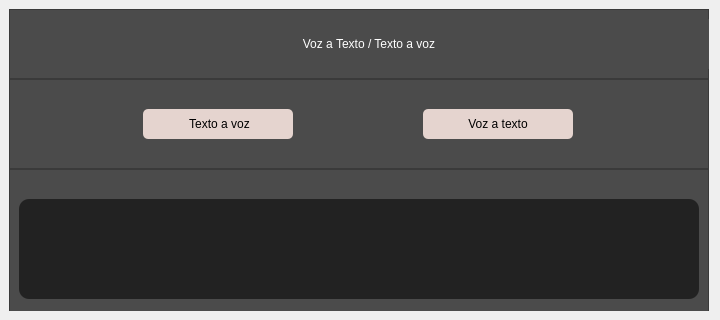
This is design.ui in PetusoTwo/Voice_To_Text as Qt 5 draws it before an edit. The edited form follows.
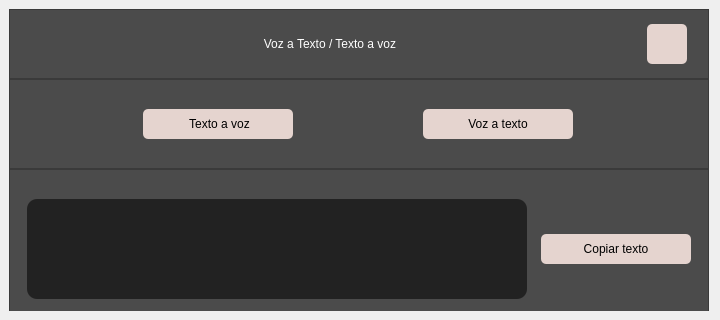
This is the edited form. Icons and pictures are not drawn.

The edit to the form file:
```diff
--- a/design.ui
+++ b/design.ui
@@ -25,7 +25,15 @@
   <property name="windowTitle">
    <string>MainWindow</string>
   </property>
+  <property name="styleSheet">
+   <string notr="true">QMainWindow{
+border-radius: 10px;
+}</string>
+  </property>
   <widget class="QWidget" name="centralwidget">
+   <property name="styleSheet">
+    <string notr="true"/>
+   </property>
    <layout class="QVBoxLayout" name="verticalLayout">
     <item>
      <widget class="QFrame" name="frame">
@@ -81,13 +89,13 @@
          <widget class="QLabel" name="label">
           <property name="minimumSize">
            <size>
-            <width>700</width>
+            <width>600</width>
             <height>50</height>
            </size>
           </property>
           <property name="maximumSize">
            <size>
-            <width>700</width>
+            <width>600</width>
             <height>50</height>
            </size>
           </property>
@@ -99,6 +107,51 @@
           </property>
          </widget>
         </item>
+        <item>
+         <widget class="QPushButton" name="close">
+          <property name="minimumSize">
+           <size>
+            <width>40</width>
+            <height>40</height>
+           </size>
+          </property>
+          <property name="maximumSize">
+           <size>
+            <width>40</width>
+            <height>40</height>
+           </size>
+          </property>
+          <property name="cursor">
+           <cursorShape>PointingHandCursor</cursorShape>
+          </property>
+          <property name="styleSheet">
+           <string notr="true">QPushButton{
+background-color: rgb(229, 212, 207);
+font: 12pt &quot;Rockwell&quot;;
+color: black;
+border-radius: 5px;
+}
+
+QPushButton:hover{
+background-color: rgb(103, 103, 103);
+color: white;
+}</string>
+          </property>
+          <property name="text">
+           <string/>
+          </property>
+          <property name="icon">
+           <iconset>
+            <normaloff>close.ico</normaloff>close.ico</iconset>
+          </property>
+          <property name="iconSize">
+           <size>
+            <width>30</width>
+            <height>30</height>
+           </size>
+          </property>
+         </widget>
+        </item>
        </layout>
       </widget>
       <widget class="QFrame" name="frame_3">
@@ -227,7 +280,18 @@
 border-radius: 10px;
 }
 
-</string>
+
+QPushButton{
+background-color: rgb(229, 212, 207);
+font: 12pt &quot;Rockwell&quot;;
+color: black;
+border-radius: 5px;
+}
+
+QPushButton:hover{
+background-color: rgb(103, 103, 103);
+color: white;
+}</string>
        </property>
        <property name="frameShape">
         <enum>QFrame::StyledPanel</enum>
@@ -235,23 +299,55 @@
        <property name="frameShadow">
         <enum>QFrame::Raised</enum>
        </property>
-       <layout class="QVBoxLayout" name="verticalLayout_2">
+       <layout class="QHBoxLayout" name="horizontalLayout_3">
         <item>
          <widget class="QTextBrowser" name="output">
           <property name="minimumSize">
            <size>
-            <width>680</width>
+            <width>500</width>
             <height>100</height>
            </size>
           </property>
           <property name="maximumSize">
            <size>
-            <width>680</width>
+            <width>500</width>
             <height>100</height>
            </size>
           </property>
          </widget>
         </item>
+        <item>
+         <widget class="QPushButton" name="copytext">
+          <property name="minimumSize">
+           <size>
+            <width>150</width>
+            <height>30</height>
+           </size>
+          </property>
+          <property name="maximumSize">
+           <size>
+            <width>100</width>
+            <height>30</height>
+           </size>
+          </property>
+          <property name="cursor">
+           <cursorShape>PointingHandCursor</cursorShape>
+          </property>
+          <property name="text">
+           <string>Copiar texto</string>
+          </property>
+          <property name="icon">
+           <iconset>
+            <normaloff>copy.ico</normaloff>copy.ico</iconset>
+          </property>
+          <property name="iconSize">
+           <size>
+            <width>20</width>
+            <height>20</height>
+           </size>
+          </property>
+         </widget>
+        </item>
        </layout>
       </widget>
      </widget>
```
Left out of the diff: 14 changed lines with no effect on the pictures.
